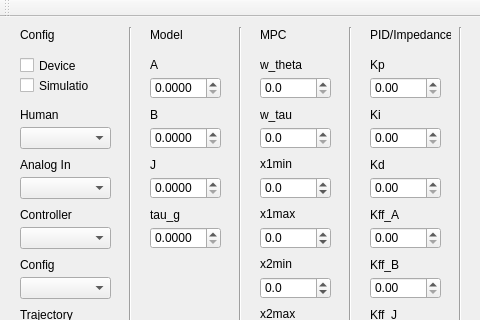
Above: GUI/GUI.ui from cic12/exo_control before the change; both pictures show x 0 to 480 and y 0 to 320 of the 1001 by 875 pixel window. Below: the same form after it.
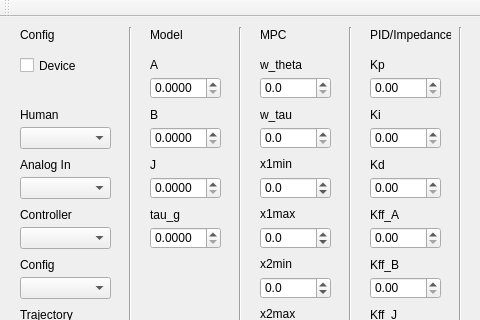
That is the form after the change. Custom widgets are drawn as their Qt base class.

The edit to the form file:
```diff
--- a/GUI/GUI.ui
+++ b/GUI/GUI.ui
@@ -758,19 +758,6 @@
      <string>Analog In</string>
     </property>
    </widget>
-   <widget class="QCheckBox" name="simBox">
-    <property name="geometry">
-     <rect>
-      <x>20</x>
-      <y>60</y>
-      <width>70</width>
-      <height>17</height>
-     </rect>
-    </property>
-    <property name="text">
-     <string>Simulation</string>
-    </property>
-   </widget>
    <widget class="QLabel" name="label_29">
     <property name="geometry">
      <rect>
```
